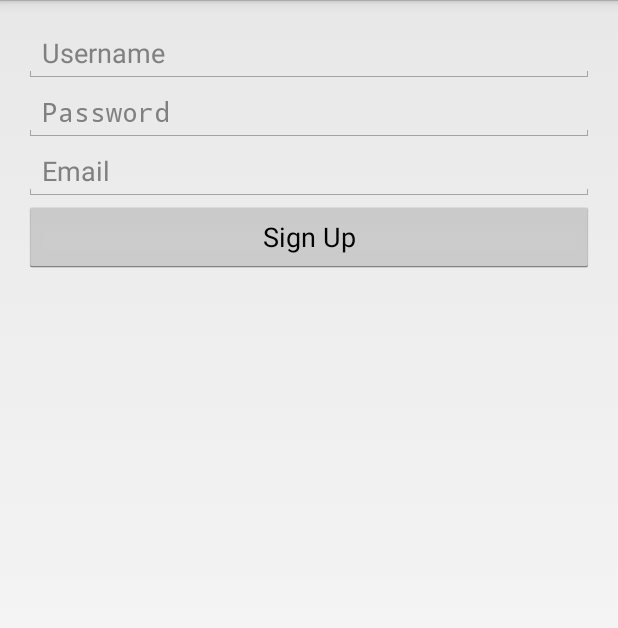
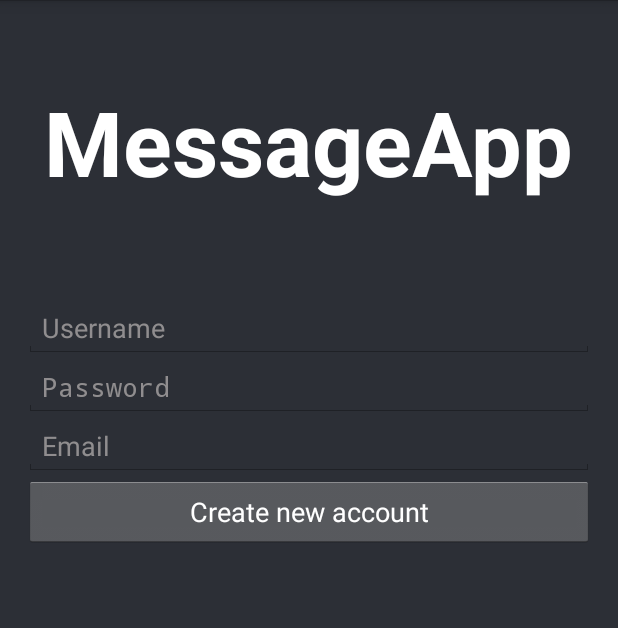
Before and after one commit to billpsyllos/MessageApp, an Android app: the SignUpActivity screen opened directly, with no data from a screen before it, on a phone screen of 412 x 824 dp. Shown: the top 628 px of the screen. Run offline under Robolectric (Android 15) with nearby library versions, the phone set to English and light mode, and no system bars.

Commit message:
customize sign up screen

```diff
--- a/app/src/main/res/layout/activity_sign_up.xml
+++ b/app/src/main/res/layout/activity_sign_up.xml
@@ -6,16 +6,31 @@
     android:paddingRight="@dimen/activity_horizontal_margin"
     android:paddingTop="@dimen/activity_vertical_margin"
     android:paddingBottom="@dimen/activity_vertical_margin"
+    android:background="#ff2c2f36"
     tools:context="com.example.messageapp.messageapp.SignUpActivity">
 
+    <TextView
+        android:layout_width="wrap_content"
+        android:layout_height="wrap_content"
+        android:text="@string/app_name"
+        android:id="@+id/title"
+        android:layout_alignParentTop="true"
+        android:layout_centerHorizontal="true"
+        android:layout_marginTop="38dp"
+        android:textSize="60sp"
+        android:textColor="@android:color/white"
+        android:textStyle="bold" />
     <EditText
         android:layout_width="match_parent"
         android:layout_height="wrap_content"
         android:id="@+id/usernameField"
+        android:layout_below="@+id/title"
+        android:hint="@string/username_hint"
         android:layout_alignParentTop="true"
-        android:layout_alignParentLeft="true"
-        android:layout_alignParentStart="true"
-        android:hint="@string/username_hint" />
+        android:textColorHint="#b4bab6b4"
+        android:layout_alignParentRight="true"
+        android:layout_alignParentEnd="true"
+        android:layout_marginTop="183dp" />
 
     <EditText
         android:layout_width="match_parent"
@@ -24,6 +39,7 @@
         android:ems="10"
         android:id="@+id/passwordField"
         android:hint="@string/password_hint"
+        android:textColorHint="#b4bab6b4"
         android:layout_below="@+id/usernameField"
         android:layout_alignParentRight="true"
         android:layout_alignParentEnd="true" />
@@ -35,6 +51,7 @@
         android:ems="10"
         android:id="@+id/emailField"
         android:hint="@string/email_hint"
+        android:textColorHint="#b4bab6b4"
         android:layout_below="@+id/passwordField"
         android:layout_alignParentRight="true"
         android:layout_alignParentEnd="true" />
@@ -45,6 +62,9 @@
         android:text="@string/sign_up_button_hint"
         android:id="@+id/signupButton"
         android:layout_below="@+id/emailField"
-        android:layout_alignParentRight="true"
-        android:layout_alignParentEnd="true" />
+        android:textColor="@android:color/white"
+        android:layout_alignParentLeft="true"
+        android:layout_alignParentStart="true" />
+
+
 </RelativeLayout>
--- a/app/src/main/res/values/strings.xml
+++ b/app/src/main/res/values/strings.xml
@@ -14,7 +14,7 @@
     <string name="sign_up_hint">Sign Up</string>
     <string name="title_activity_sign_up">SignUpActivity</string>
     <string name="email_hint">Email</string>
-    <string name="sign_up_button_hint">Sign Up</string>
+    <string name="sign_up_button_hint">Create new account</string>
     <string name="sign_up_alertText">ERROR!! Please type again all inputs without whitespaces</string>
     <string name="login_alertText">ERROR!! Please type again all inputs without whitespaces</string>
     <string name="sign_up_error_title">Ooops!</string>
```
